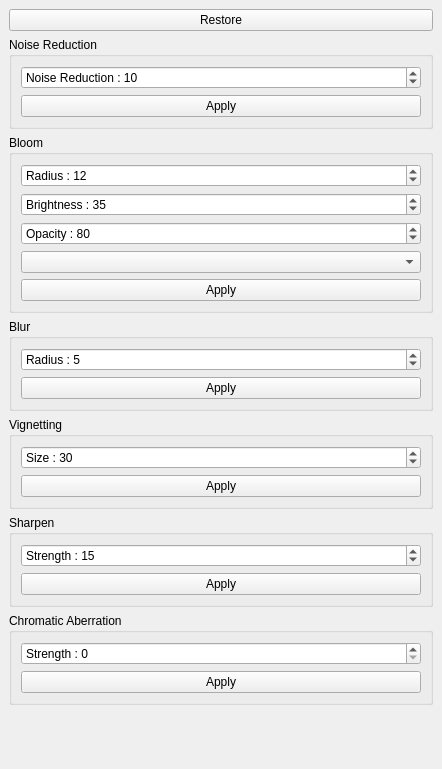
Qt form imageeffectsdockwidget.ui (michalmielczynski/PanelTest) before a commit.
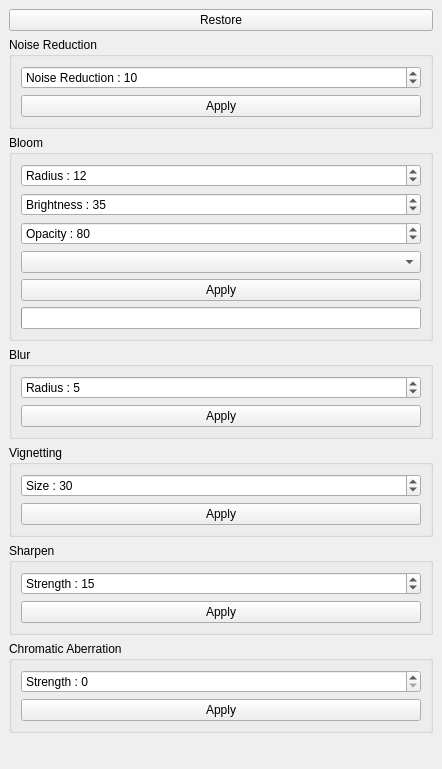
The same form after that commit.

The edit to the form file:
```diff
--- a/imageeffectsdockwidget.ui
+++ b/imageeffectsdockwidget.ui
@@ -107,6 +107,25 @@
          </property>
         </widget>
        </item>
+       <item>
+        <widget class="QProgressBar" name="progressBar">
+         <property name="enabled">
+          <bool>true</bool>
+         </property>
+         <property name="layoutDirection">
+          <enum>Qt::LeftToRight</enum>
+         </property>
+         <property name="value">
+          <number>0</number>
+         </property>
+         <property name="textVisible">
+          <bool>false</bool>
+         </property>
+         <property name="invertedAppearance">
+          <bool>false</bool>
+         </property>
+        </widget>
+       </item>
       </layout>
      </widget>
     </item>
```
